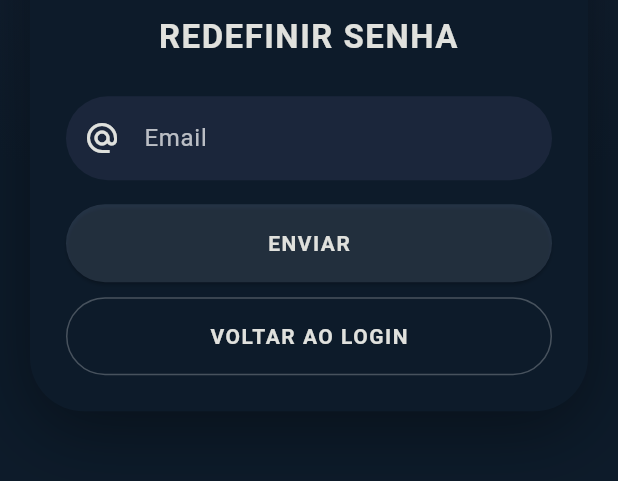
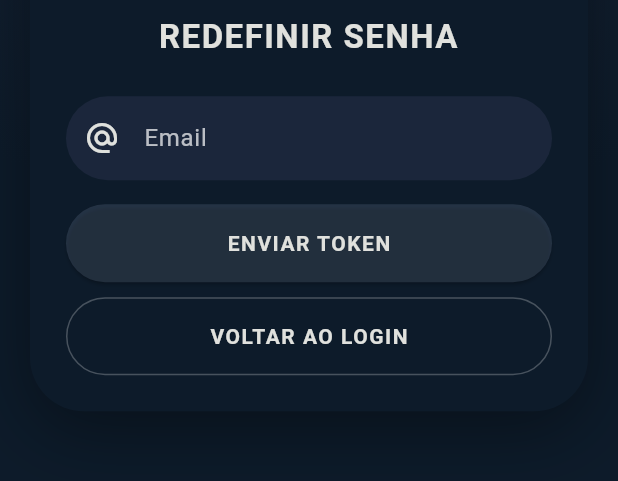
Before and after one commit to Alef-Silva03/LAR-CONNECT-FLUTTER, a Flutter app: the ForgotPasswordPage screen opened by its route, on a phone screen of 412 x 824 dp, the part 515-996 px from its top. Run offline on Flutter 3.47's test engine with Material 3 defaults, Android fonts, the phone set to English and light mode, and no system bars; our stand-ins replace dio, go_router.

Commit message:
arquivos alterados e funcionando tudo

```diff
--- a/lar_connect_app/lib/app/router.dart
+++ b/lar_connect_app/lib/app/router.dart
@@ -1,4 +1,5 @@
 import 'package:go_router/go_router.dart';
+
 import '../features/auth/data/auth_repository.dart';
 import '../features/auth/presentation/forgot_password_page.dart';
 import '../features/auth/presentation/login_page.dart';
@@ -23,7 +24,14 @@ GoRouter buildRouter(AuthRepository repository) {
       ),
       GoRoute(
         path: '/nova-senha',
-        builder: (context, state) => ResetPasswordPage(repository: repository),
+        builder: (context, state) {
+          final tokenFromExtra = state.extra is String ? state.extra as String : null;
+          final tokenFromQuery = state.uri.queryParameters['token'];
+          return ResetPasswordPage(
+            repository: repository,
+            token: tokenFromExtra ?? tokenFromQuery,
+          );
+        },
       ),
     ],
   );
--- a/lar_connect_app/lib/core/app_config.dart
+++ b/lar_connect_app/lib/core/app_config.dart
@@ -1,6 +1,4 @@
 import 'package:flutter/foundation.dart';
-
-//app_config.dart = “serve para centralizar e decidir automaticamente a URL da API que o app Flutter vai usar, dependendo do ambiente/plataforma”.
 
 class AppConfig {
   static const String _apiFromEnv = String.fromEnvironment('API_BASE_URL');
--- a/lar_connect_app/lib/core/http_client.dart
+++ b/lar_connect_app/lib/core/http_client.dart
@@ -1,7 +1,6 @@
 import 'package:dio/dio.dart';
+
 import 'app_config.dart';
-
-//http_client.dart = “cliente HTTP que usa essa URL”.
 
 final dio = Dio(
   BaseOptions(
--- a/lar_connect_app/lib/features/auth/data/auth_repository.dart
+++ b/lar_connect_app/lib/features/auth/data/auth_repository.dart
@@ -47,14 +47,12 @@ class AuthRepository {
   Future<void> redefinirSenha({
     required String token,
     required String novaSenha,
-    required String confirmarSenha,
   }) async {
     await _dio.post(
       '/api/nova-senha',
       data: {
         'token': token,
         'novaSenha': novaSenha,
-        'confirmarSenha': confirmarSenha,
       },
     );
   }
--- a/lar_connect_app/lib/features/auth/presentation/auth_ui.dart
+++ b/lar_connect_app/lib/features/auth/presentation/auth_ui.dart
@@ -10,7 +10,11 @@ class AuthColors {
 }
 
 class AuthScaffold extends StatelessWidget {
-  const AuthScaffold({super.key, required this.title, required this.child});
+  const AuthScaffold({
+    super.key,
+    required this.title,
+    required this.child,
+  });
 
   final String title;
   final Widget child;
@@ -55,7 +59,7 @@ class AuthScaffold extends StatelessWidget {
                             width: 84,
                             height: 108,
                             fit: BoxFit.contain,
-                            errorBuilder: (_, _, _) => const Icon(
+                            errorBuilder: (_, __, ___) => const Icon(
                               Icons.apartment_rounded,
                               color: AuthColors.text,
                               size: 60,
@@ -116,7 +120,10 @@ ButtonStyle authPrimaryButtonStyle() {
     backgroundColor: AuthColors.accent.withOpacity(0.22),
     foregroundColor: AuthColors.text,
     shape: RoundedRectangleBorder(borderRadius: BorderRadius.circular(999)),
-    textStyle: const TextStyle(fontWeight: FontWeight.w700, letterSpacing: 1),
+    textStyle: const TextStyle(
+      fontWeight: FontWeight.w700,
+      letterSpacing: 1,
+    ),
   );
 }
 
@@ -126,6 +133,9 @@ ButtonStyle authSecondaryButtonStyle() {
     foregroundColor: AuthColors.text,
     side: const BorderSide(color: Colors.white24),
     shape: RoundedRectangleBorder(borderRadius: BorderRadius.circular(999)),
-    textStyle: const TextStyle(fontWeight: FontWeight.w700, letterSpacing: 1),
+    textStyle: const TextStyle(
+      fontWeight: FontWeight.w700,
+      letterSpacing: 1,
+    ),
   );
 }
--- a/lar_connect_app/lib/features/auth/presentation/forgot_password_page.dart
+++ b/lar_connect_app/lib/features/auth/presentation/forgot_password_page.dart
@@ -1,6 +1,7 @@
 import 'package:dio/dio.dart';
 import 'package:flutter/material.dart';
 import 'package:go_router/go_router.dart';
+
 import '../data/auth_repository.dart';
 import 'auth_ui.dart';
 
@@ -28,10 +29,22 @@ class _ForgotPasswordPageState extends State<ForgotPasswordPage> {
     try {
       final token = await widget.repository.solicitarRedefinicao(_email.text.trim());
       if (!mounted) return;
+
+      if (token.isEmpty) {
+        ScaffoldMessenger.of(context).showSnackBar(
+          const SnackBar(content: Text('Não foi possível obter token. Tente novamente.')),
+        );
+        return;
+      }
+
       ScaffoldMessenger.of(context).showSnackBar(
-        SnackBar(content: Text('Token recebido: $token')),
+        const SnackBar(content: Text('Solicitação enviada com sucesso.')),
       );
-      context.go('/nova-senha');
+
+      context.go(
+        '/nova-senha?token=${Uri.encodeComponent(token)}',
+        extra: token,
+      );
     } on DioException catch (_) {
       if (!mounted) return;
       ScaffoldMessenger.of(context).showSnackBar(
@@ -64,7 +77,7 @@ class _ForgotPasswordPageState extends State<ForgotPasswordPage> {
                     height: 20,
                     child: CircularProgressIndicator(strokeWidth: 2),
                   )
-                : const Text('ENVIAR'),
+                : const Text('ENVIAR TOKEN'),
           ),
           const SizedBox(height: 10),
           OutlinedButton(
--- a/lar_connect_app/lib/main.dart
+++ b/lar_connect_app/lib/main.dart
@@ -1,5 +1,6 @@
 import 'package:flutter/material.dart';
 import 'package:go_router/go_router.dart';
+
 import 'app/router.dart';
 import 'core/http_client.dart';
 import 'features/auth/data/auth_repository.dart';
@@ -20,7 +21,7 @@ class MyApp extends StatelessWidget {
   Widget build(BuildContext context) {
     return MaterialApp.router(
       debugShowCheckedModeBanner: false,
-      title: 'LAR CONNECT',
+      title: 'LAR Connect Auth',
       theme: ThemeData(
         colorScheme: ColorScheme.fromSeed(seedColor: Colors.blue),
         useMaterial3: true,
```
Also changed, not shown: lar_connect_app/lib/features/auth/presentation/login_page.dart (+9 -2 lines), lar_connect_app/lib/features/auth/presentation/reset_password_page.dart (+87 -22 lines), lar_connect_app/lib/features/auth/presentation/signup_page.dart (+8 -22 lines).
